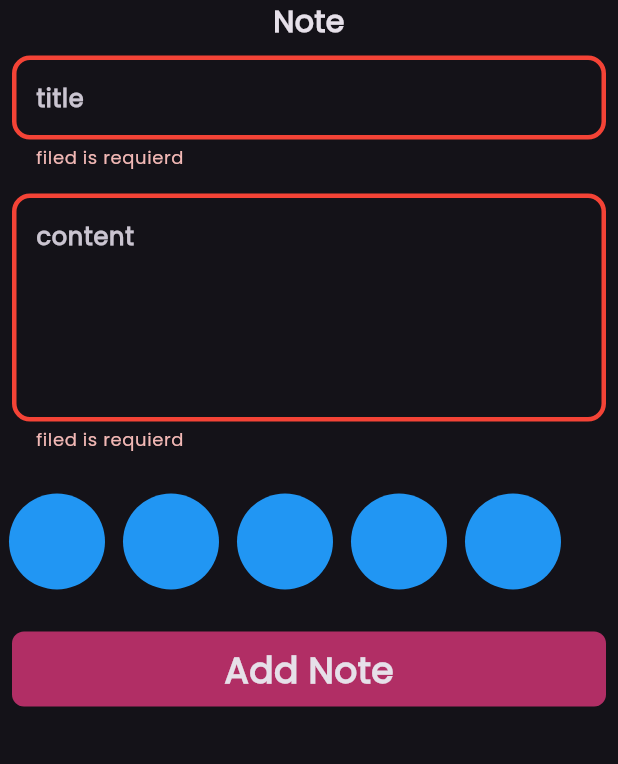
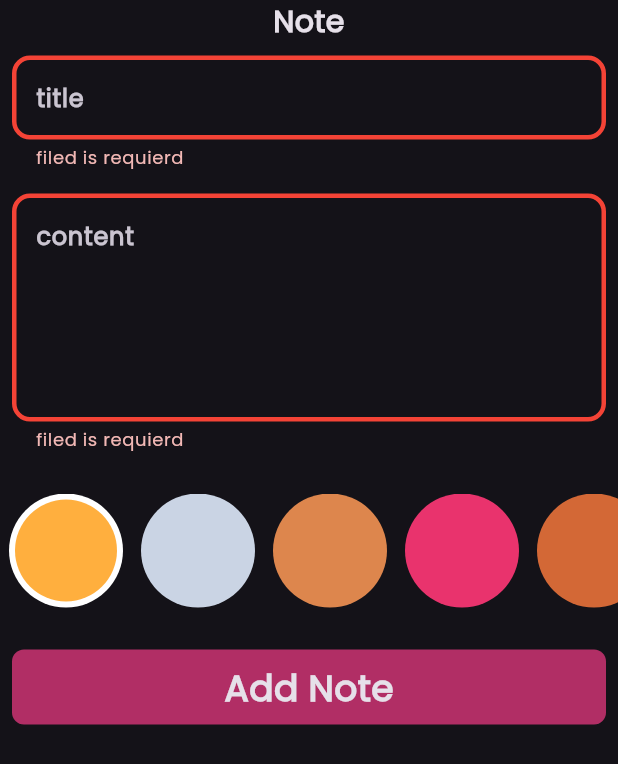
Before and after one commit to Jehad630/Notes_app, a Flutter app: the AddNoteForm widget shown alone on an empty page, opened directly, after a tap on "Add Note", on a phone screen of 412 x 824 dp. Shown: the top 764 px of the screen. Run offline on Flutter 3.47's test engine with Material 3 defaults, Android fonts, the phone set to English and light mode, and no system bars; our stand-ins replace bloc, firebase_auth, firebase_core, flutter_bloc, hive, hive_flutter; accounts and stored records are empty.

Commit message:
colors list view p2

```diff
--- a/lib/view/AddNoteViews/AddNoteForm.dart
+++ b/lib/view/AddNoteViews/AddNoteForm.dart
@@ -69,10 +69,10 @@ class _AddNoteFormState extends State<AddNoteForm> {
                       color: Color(0xffB12E65).value,
                     );
                     BlocProvider.of<AddNotesCubit>(context).addNote(noteModel);
-                  } else {
+                  }  /*else {
                     /*autovalidateMode = AutovalidateMode.always;
                     setState(() {});*/
-                  }
+                  }*/
                 },
               );
             },
--- a/lib/widget/ColorsWidget/Colors_ListView.dart
+++ b/lib/widget/ColorsWidget/Colors_ListView.dart
@@ -1,26 +1,59 @@
 import 'package:flutter/material.dart';
 
 class ColorItem extends StatelessWidget {
-  const ColorItem({super.key});
+  const ColorItem({super.key, required this.isSelected, required this.color});
 
+  final bool isSelected;
+  final Color color;
   @override
   Widget build(BuildContext context) {
-    return const CircleAvatar(radius: 38, backgroundColor: Colors.blue);
+    return isSelected
+        ? CircleAvatar(
+            radius: 38,
+            backgroundColor: Colors.white,
+            child: CircleAvatar(radius: 34, backgroundColor: color),
+          )
+        : CircleAvatar(radius: 38, backgroundColor: color);
   }
 }
 
-class ColorListView extends StatelessWidget {
+class ColorListView extends StatefulWidget {
   const ColorListView({super.key});
 
   @override
+  State<ColorListView> createState() => _ColorListViewState();
+}
+
+class _ColorListViewState extends State<ColorListView> {
+  int currentIndex = 0;
+  List<Color> colors = [
+    Color(0xffFFAF3E),
+    Color(0xffCAD4E4),
+    Color(0xffDD864D),
+    Color(0xffE9336D),
+    Color(0xffD36836),
+  ];
+  @override
   Widget build(BuildContext context) {
     return SizedBox(
-      height: 64,
+      height: 38 * 2,
       child: ListView.builder(
         scrollDirection: Axis.horizontal,
-        itemCount: 5,
+        itemCount: colors.length,
         itemBuilder: (context, index) {
-          return const ColorItem();
+          return Padding(
+            padding: const EdgeInsets.symmetric(horizontal: 6.0),
+            child: GestureDetector(
+              onTap: () {
+                currentIndex = index;
+                setState(() {});
+              },
+              child: ColorItem(
+                isSelected: currentIndex == index,
+                color: colors[index],
+              ),
+            ),
+          );
         },
       ),
     );
```
